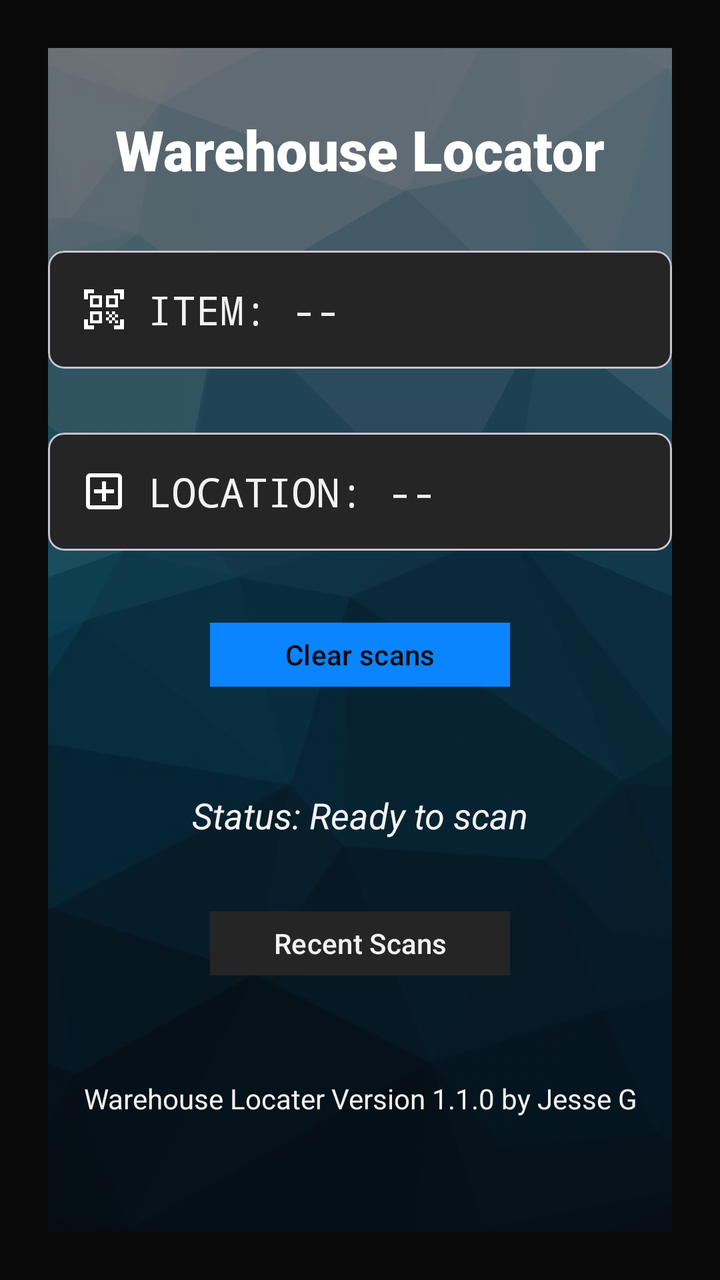
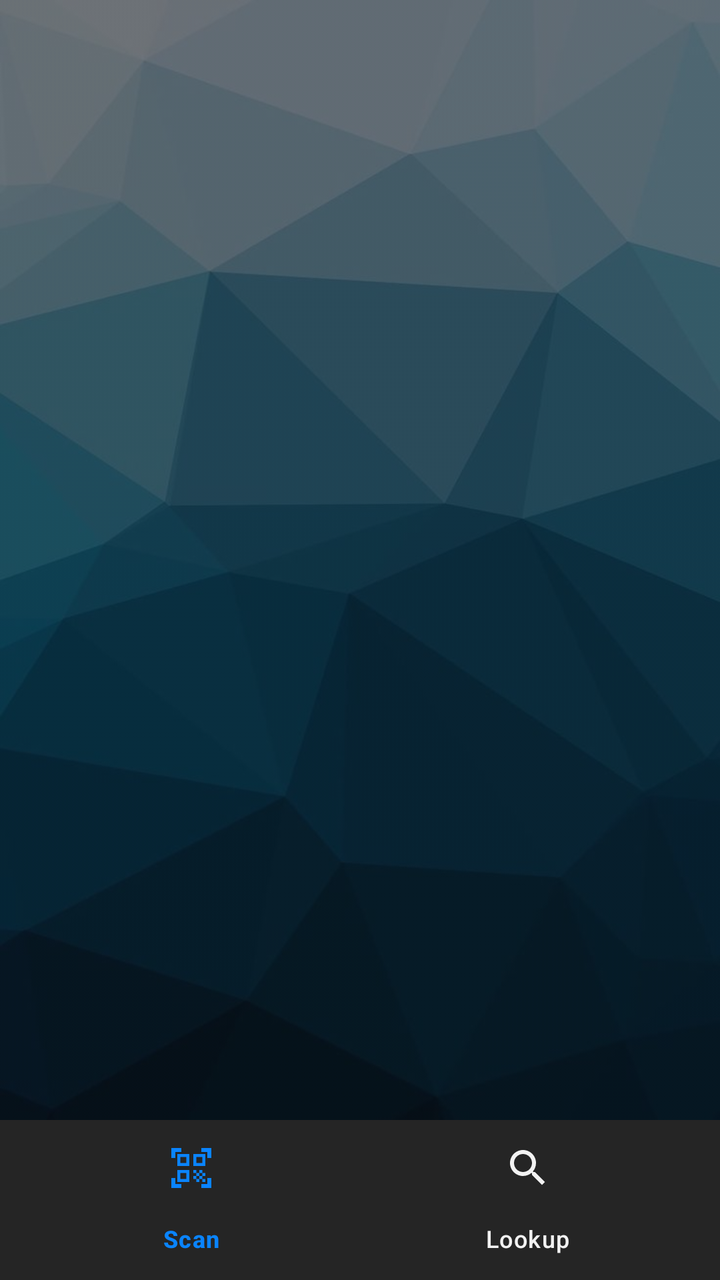

Compare the two renders of this Android layout. The source of the first and the diff that turns it into the second are given below.
<!-- AndroidManifest.xml: application theme Theme.WarehouseLocationScanner -->
<!-- res/layout/activity_main.xml -->
<?xml version="1.0" encoding="utf-8"?>
<androidx.constraintlayout.widget.ConstraintLayout
    xmlns:android="http://schemas.android.com/apk/res/android"
    xmlns:app="http://schemas.android.com/apk/res-auto"
    android:id="@+id/main"
    android:background="@color/theme_bg_dark"
    android:layout_width="match_parent"
    android:layout_height="match_parent"
    android:padding="24dp">

    
    <ImageView
        android:layout_width="match_parent"
        android:layout_height="match_parent"
        android:scaleType="centerCrop"
        android:src="@drawable/geometric_background"
        android:alpha="0.50"
        app:layout_constraintTop_toTopOf="parent"
        app:layout_constraintBottom_toBottomOf="parent"
        app:layout_constraintStart_toStartOf="parent"
        app:layout_constraintEnd_toEndOf="parent" />


    
    
    <TextView
        android:id="@+id/tvTitle"
        android:layout_width="wrap_content"
        android:layout_height="wrap_content"
        android:layout_marginTop="32dp"
        android:text="Warehouse Locator"
        android:textColor="@color/white"
        android:fontFamily="sans-serif-black"
        android:textSize="28sp"
        android:textStyle="bold"
        app:layout_constraintTop_toTopOf="parent"
        app:layout_constraintStart_toStartOf="parent"
        app:layout_constraintEnd_toEndOf="parent" />

    
    <com.google.android.material.card.MaterialCardView
        android:id="@+id/cardItemContainer"
        android:layout_width="match_parent"
        android:layout_height="wrap_content"
        android:layout_marginTop="32dp"
        app:cardElevation="0dp"
        app:cardCornerRadius="8dp"
        app:cardBackgroundColor="@color/theme_surface"
        app:layout_constraintTop_toBottomOf="@+id/tvTitle"
        app:layout_constraintStart_toStartOf="parent"
        app:layout_constraintEnd_toEndOf="parent">

        
        <TextView
            android:id="@+id/tvItem"
            android:layout_width="match_parent"
            android:layout_height="wrap_content"
            android:padding="16dp"
            android:drawableStart="@drawable/ic_barcode"
            android:drawablePadding="10dp"
            android:text="Item: --"
            android:textColor="@color/theme_text"
            android:fontFamily="monospace"
            android:textAllCaps="true"
            android:textSize="20sp" />

    </com.google.android.material.card.MaterialCardView>

    
    <com.google.android.material.card.MaterialCardView
        android:id="@+id/cardItemLocation"
        android:layout_width="match_parent"
        android:layout_height="wrap_content"
        android:layout_marginTop="32dp"
        app:cardElevation="0dp"
        app:cardCornerRadius="8dp"
        app:cardBackgroundColor="@color/theme_surface"
        app:layout_constraintTop_toBottomOf="@id/cardItemContainer"
        app:layout_constraintStart_toStartOf="parent"
        app:layout_constraintEnd_toEndOf="parent">

        
        <TextView
            android:id="@+id/tvLocation"
            android:layout_width="match_parent"
            android:layout_height="wrap_content"
            android:padding="16dp"
            android:drawableStart="@drawable/ic_location"
            android:drawablePadding="10dp"
            android:text="Location: --"
            android:textColor="@color/theme_text"
            android:fontFamily="monospace"
            android:textAllCaps="true"
            android:textSize="20sp" />

    </com.google.android.material.card.MaterialCardView>

    
    
    <Button
        android:id="@+id/btnClear"
        android:layout_width="150dp"
        android:layout_height="40dp"
        android:layout_marginTop="32dp"
        app:backgroundTint="@color/theme_accent"
        android:textColor="@color/theme_bg_dark"
        app:cornerRadius="0dp"
        android:text="Clear scans"
        app:layout_constraintTop_toBottomOf="@id/cardItemLocation"
        app:layout_constraintStart_toStartOf="parent"
        app:layout_constraintEnd_toEndOf="parent" />

    
    
    <TextView
        android:id="@+id/tvStatus"
        android:layout_width="match_parent"
        android:layout_height="wrap_content"
        android:layout_marginTop="32dp"
        android:textAlignment="center"
        android:padding="16dp"
        android:text="Status: Ready to scan"
        android:textSize="18sp"
        android:textStyle="italic"
        android:textColor="@color/theme_text"
        app:layout_constraintTop_toBottomOf="@id/btnClear"
        app:layout_constraintStart_toStartOf="parent"
        app:layout_constraintEnd_toEndOf="parent" />

    
    <Button
        android:id="@+id/btnRecentScans"
        android:layout_width="150dp"
        android:layout_height="40dp"
        android:layout_marginTop="16dp"
        app:backgroundTint="@color/theme_surface"
        android:textColor="@color/theme_text"
        app:cornerRadius="0dp"
        android:text="Recent Scans"
        app:layout_constraintTop_toBottomOf="@id/tvStatus"
        app:layout_constraintStart_toStartOf="parent"
        app:layout_constraintEnd_toEndOf="parent" />

    
    
    <TextView
        android:id="@+id/tvCredit"
        android:layout_width="match_parent"
        android:layout_height="wrap_content"
        android:layout_marginTop="32dp"
        android:padding="16dp"
        android:text="Warehouse Locater Version 1.1.0 by Jesse G"
        android:textAlignment="center"
        android:textColor="@color/theme_text"
        android:textSize="14sp"
        app:layout_constraintTop_toBottomOf="@id/btnRecentScans"
        app:layout_constraintStart_toStartOf="parent"
        app:layout_constraintEnd_toEndOf="parent" />

</androidx.constraintlayout.widget.ConstraintLayout>
<!-- resources referenced by this layout -->
<resources>
  <color name="theme_accent">#0A84FF</color>
  <color name="theme_bg_dark">#0A0A0A</color>
  <color name="theme_surface">#252525</color>
  <color name="theme_text">#F2F2F2</color>
  <color name="white">#FFFFFFFF</color>
  <!-- drawable geometric_background: jpg bitmap (drawable, 22576 bytes) -->
  <!-- drawable ic_barcode (drawable) -->
  <vector xmlns:android="http://schemas.android.com/apk/res/android" android:height="24dp" android:tint="@color/white" android:viewportHeight="24" android:viewportWidth="24" android:width="24dp">
        
      <path android:fillColor="@android:color/white" android:pathData="M9.5,6.5v3h-3v-3H9.5M11,5H5v6h6V5L11,5zM9.5,14.5v3h-3v-3H9.5M11,13H5v6h6V13L11,13zM17.5,6.5v3h-3v-3H17.5M19,5h-6v6h6V5L19,5zM13,13h1.5v1.5H13V13zM14.5,14.5H16V16h-1.5V14.5zM16,13h1.5v1.5H16V13zM13,16h1.5v1.5H13V16zM14.5,17.5H16V19h-1.5V17.5zM16,16h1.5v1.5H16V16zM17.5,14.5H19V16h-1.5V14.5zM17.5,17.5H19V19h-1.5V17.5zM22,7h-2V4h-3V2h5V7zM22,22v-5h-2v3h-3v2H22zM2,22h5v-2H4v-3H2V22zM2,2v5h2V4h3V2H2z"/>
      
  </vector>
  <!-- drawable ic_location (drawable) -->
  <vector xmlns:android="http://schemas.android.com/apk/res/android" android:height="24dp" android:tint="#FFFFFF" android:viewportHeight="960" android:viewportWidth="960" android:width="24dp">
        
      <path android:fillColor="@android:color/white" android:pathData="M440,680L520,680L520,520L680,520L680,440L520,440L520,280L440,280L440,440L280,440L280,520L440,520L440,680ZM200,840Q167,840 143.5,816.5Q120,793 120,760L120,200Q120,167 143.5,143.5Q167,120 200,120L760,120Q793,120 816.5,143.5Q840,167 840,200L840,760Q840,793 816.5,816.5Q793,840 760,840L200,840ZM200,760L760,760Q760,760 760,760Q760,760 760,760L760,200Q760,200 760,200Q760,200 760,200L200,200Q200,200 200,200Q200,200 200,200L200,760Q200,760 200,760Q200,760 200,760ZM200,200L200,200Q200,200 200,200Q200,200 200,200L200,760Q200,760 200,760Q200,760 200,760L200,760Q200,760 200,760Q200,760 200,760L200,200Q200,200 200,200Q200,200 200,200Z"/>
      
  </vector>
  <style name="Theme.WarehouseLocationScanner" parent="Base.Theme.WarehouseLocationScanner" />
  <style name="Base.Theme.WarehouseLocationScanner" parent="Theme.Material3.DayNight.NoActionBar">
          
          
      </style>
</resources>

<!-- the commit's change to res/layout/activity_main.xml (unified diff, before → after) -->
@@ -5,9 +5,9 @@
     android:id="@+id/main"
     android:background="@color/theme_bg_dark"
     android:layout_width="match_parent"
-    android:layout_height="match_parent"
-    android:padding="24dp">
+    android:layout_height="match_parent">
 
+    
     
     <ImageView
         android:layout_width="match_parent"
@@ -15,145 +15,32 @@
         android:scaleType="centerCrop"
         android:src="@drawable/geometric_background"
         android:alpha="0.50"
+        android:importantForAccessibility="no"
         app:layout_constraintTop_toTopOf="parent"
         app:layout_constraintBottom_toBottomOf="parent"
         app:layout_constraintStart_toStartOf="parent"
         app:layout_constraintEnd_toEndOf="parent" />
 
-
     
-    
-    <TextView
-        android:id="@+id/tvTitle"
-        android:layout_width="wrap_content"
-        android:layout_height="wrap_content"
-        android:layout_marginTop="32dp"
-        android:text="Warehouse Locator"
-        android:textColor="@color/white"
-        android:fontFamily="sans-serif-black"
-        android:textSize="28sp"
-        android:textStyle="bold"
+    <FrameLayout
+        android:id="@+id/fragmentContainer"
+        android:layout_width="0dp"
+        android:layout_height="0dp"
         app:layout_constraintTop_toTopOf="parent"
+        app:layout_constraintBottom_toTopOf="@id/bottomNav"
         app:layout_constraintStart_toStartOf="parent"
         app:layout_constraintEnd_toEndOf="parent" />
 
     
-    <com.google.android.material.card.MaterialCardView
-        android:id="@+id/cardItemContainer"
-        android:layout_width="match_parent"
+    <com.google.android.material.bottomnavigation.BottomNavigationView
+        android:id="@+id/bottomNav"
+        android:layout_width="0dp"
         android:layout_height="wrap_content"
-        android:layout_marginTop="32dp"
-        app:cardElevation="0dp"
-        app:cardCornerRadius="8dp"
-        app:cardBackgroundColor="@color/theme_surface"
-        app:layout_constraintTop_toBottomOf="@+id/tvTitle"
-        app:layout_constraintStart_toStartOf="parent"
-        app:layout_constraintEnd_toEndOf="parent">
-
-        
-        <TextView
-            android:id="@+id/tvItem"
-            android:layout_width="match_parent"
-            android:layout_height="wrap_content"
-            android:padding="16dp"
-            android:drawableStart="@drawable/ic_barcode"
-            android:drawablePadding="10dp"
-            android:text="Item: --"
-            android:textColor="@color/theme_text"
-            android:fontFamily="monospace"
-            android:textAllCaps="true"
-            android:textSize="20sp" />
-
-    </com.google.android.material.card.MaterialCardView>
-
-    
-    <com.google.android.material.card.MaterialCardView
-        android:id="@+id/cardItemLocation"
-        android:layout_width="match_parent"
-        android:layout_height="wrap_content"
-        android:layout_marginTop="32dp"
-        app:cardElevation="0dp"
-        app:cardCornerRadius="8dp"
-        app:cardBackgroundColor="@color/theme_surface"
-        app:layout_constraintTop_toBottomOf="@id/cardItemContainer"
-        app:layout_constraintStart_toStartOf="parent"
-        app:layout_constraintEnd_toEndOf="parent">
-
-        
-        <TextView
-            android:id="@+id/tvLocation"
-            android:layout_width="match_parent"
-            android:layout_height="wrap_content"
-            android:padding="16dp"
-            android:drawableStart="@drawable/ic_location"
-            android:drawablePadding="10dp"
-            android:text="Location: --"
-            android:textColor="@color/theme_text"
-            android:fontFamily="monospace"
-            android:textAllCaps="true"
-            android:textSize="20sp" />
-
-    </com.google.android.material.card.MaterialCardView>
-
-    
-    
-    <Button
-        android:id="@+id/btnClear"
-        android:layout_width="150dp"
-        android:layout_height="40dp"
-        android:layout_marginTop="32dp"
-        app:backgroundTint="@color/theme_accent"
-        android:textColor="@color/theme_bg_dark"
-        app:cornerRadius="0dp"
-        android:text="Clear scans"
-        app:layout_constraintTop_toBottomOf="@id/cardItemLocation"
-        app:layout_constraintStart_toStartOf="parent"
-        app:layout_constraintEnd_toEndOf="parent" />
-
-    
-    
-    <TextView
-        android:id="@+id/tvStatus"
-        android:layout_width="match_parent"
-        android:layout_height="wrap_content"
-        android:layout_marginTop="32dp"
-        android:textAlignment="center"
-        android:padding="16dp"
-        android:text="Status: Ready to scan"
-        android:textSize="18sp"
-        android:textStyle="italic"
-        android:textColor="@color/theme_text"
-        app:layout_constraintTop_toBottomOf="@id/btnClear"
-        app:layout_constraintStart_toStartOf="parent"
-        app:layout_constraintEnd_toEndOf="parent" />
-
-    
-    <Button
-        android:id="@+id/btnRecentScans"
-        android:layout_width="150dp"
-        android:layout_height="40dp"
-        android:layout_marginTop="16dp"
-        app:backgroundTint="@color/theme_surface"
-        android:textColor="@color/theme_text"
-        app:cornerRadius="0dp"
-        android:text="Recent Scans"
-        app:layout_constraintTop_toBottomOf="@id/tvStatus"
-        app:layout_constraintStart_toStartOf="parent"
-        app:layout_constraintEnd_toEndOf="parent" />
-
-    
-    
-    <TextView
-        android:id="@+id/tvCredit"
-        android:layout_width="match_parent"
-        android:layout_height="wrap_content"
-        android:layout_marginTop="32dp"
-        android:padding="16dp"
-        android:text="Warehouse Locater Version 1.1.0 by Jesse G"
-        android:textAlignment="center"
-        android:textColor="@color/theme_text"
-        android:textSize="14sp"
-        app:layout_constraintTop_toBottomOf="@id/btnRecentScans"
+        android:background="@color/theme_surface"
+        app:itemIconTint="@color/bottom_nav_tint"
+        app:itemTextColor="@color/bottom_nav_tint"
+        app:menu="@menu/bottom_nav_menu"
+        app:layout_constraintBottom_toBottomOf="parent"
         app:layout_constraintStart_toStartOf="parent"
         app:layout_constraintEnd_toEndOf="parent" />
 
<!-- resource entries referenced after the edit -->
@@ -1,23 +1,8 @@
 <!-- resources referenced by this layout -->
 <resources>
-  <color name="theme_accent">#0A84FF</color>
   <color name="theme_bg_dark">#0A0A0A</color>
   <color name="theme_surface">#252525</color>
-  <color name="theme_text">#F2F2F2</color>
-  <color name="white">#FFFFFFFF</color>
   <!-- drawable geometric_background: jpg bitmap (drawable, 22576 bytes) -->
-  <!-- drawable ic_barcode (drawable) -->
-  <vector xmlns:android="http://schemas.android.com/apk/res/android" android:height="24dp" android:tint="@color/white" android:viewportHeight="24" android:viewportWidth="24" android:width="24dp">
-        
-      <path android:fillColor="@android:color/white" android:pathData="M9.5,6.5v3h-3v-3H9.5M11,5H5v6h6V5L11,5zM9.5,14.5v3h-3v-3H9.5M11,13H5v6h6V13L11,13zM17.5,6.5v3h-3v-3H17.5M19,5h-6v6h6V5L19,5zM13,13h1.5v1.5H13V13zM14.5,14.5H16V16h-1.5V14.5zM16,13h1.5v1.5H16V13zM13,16h1.5v1.5H13V16zM14.5,17.5H16V19h-1.5V17.5zM16,16h1.5v1.5H16V16zM17.5,14.5H19V16h-1.5V14.5zM17.5,17.5H19V19h-1.5V17.5zM22,7h-2V4h-3V2h5V7zM22,22v-5h-2v3h-3v2H22zM2,22h5v-2H4v-3H2V22zM2,2v5h2V4h3V2H2z"/>
-      
-  </vector>
-  <!-- drawable ic_location (drawable) -->
-  <vector xmlns:android="http://schemas.android.com/apk/res/android" android:height="24dp" android:tint="#FFFFFF" android:viewportHeight="960" android:viewportWidth="960" android:width="24dp">
-        
-      <path android:fillColor="@android:color/white" android:pathData="M440,680L520,680L520,520L680,520L680,440L520,440L520,280L440,280L440,440L280,440L280,520L440,520L440,680ZM200,840Q167,840 143.5,816.5Q120,793 120,760L120,200Q120,167 143.5,143.5Q167,120 200,120L760,120Q793,120 816.5,143.5Q840,167 840,200L840,760Q840,793 816.5,816.5Q793,840 760,840L200,840ZM200,760L760,760Q760,760 760,760Q760,760 760,760L760,200Q760,200 760,200Q760,200 760,200L200,200Q200,200 200,200Q200,200 200,200L200,760Q200,760 200,760Q200,760 200,760ZM200,200L200,200Q200,200 200,200Q200,200 200,200L200,760Q200,760 200,760Q200,760 200,760L200,760Q200,760 200,760Q200,760 200,760L200,200Q200,200 200,200Q200,200 200,200Z"/>
-      
-  </vector>
   <style name="Theme.WarehouseLocationScanner" parent="Base.Theme.WarehouseLocationScanner" />
   <style name="Base.Theme.WarehouseLocationScanner" parent="Theme.Material3.DayNight.NoActionBar">
           
